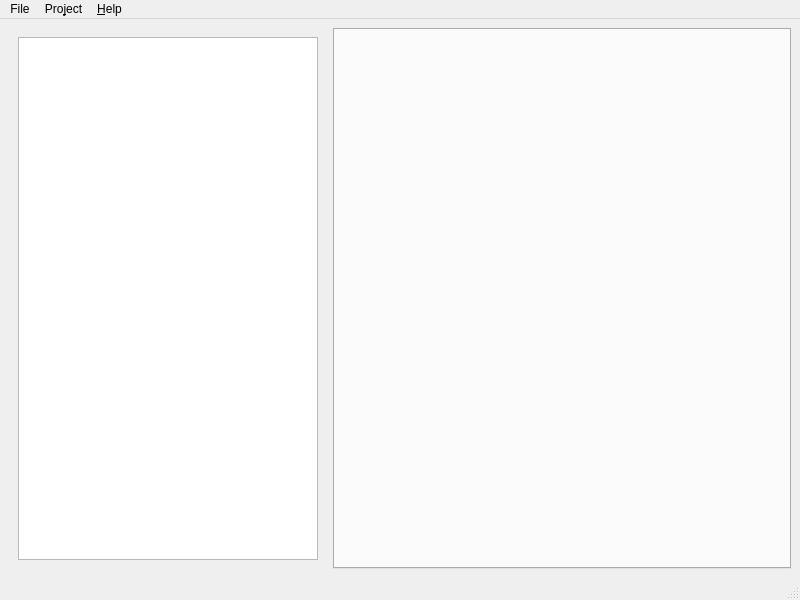
The window that mainwindow.ui (pamugk/soap-klient) describes before a commit, drawn with Qt 5.
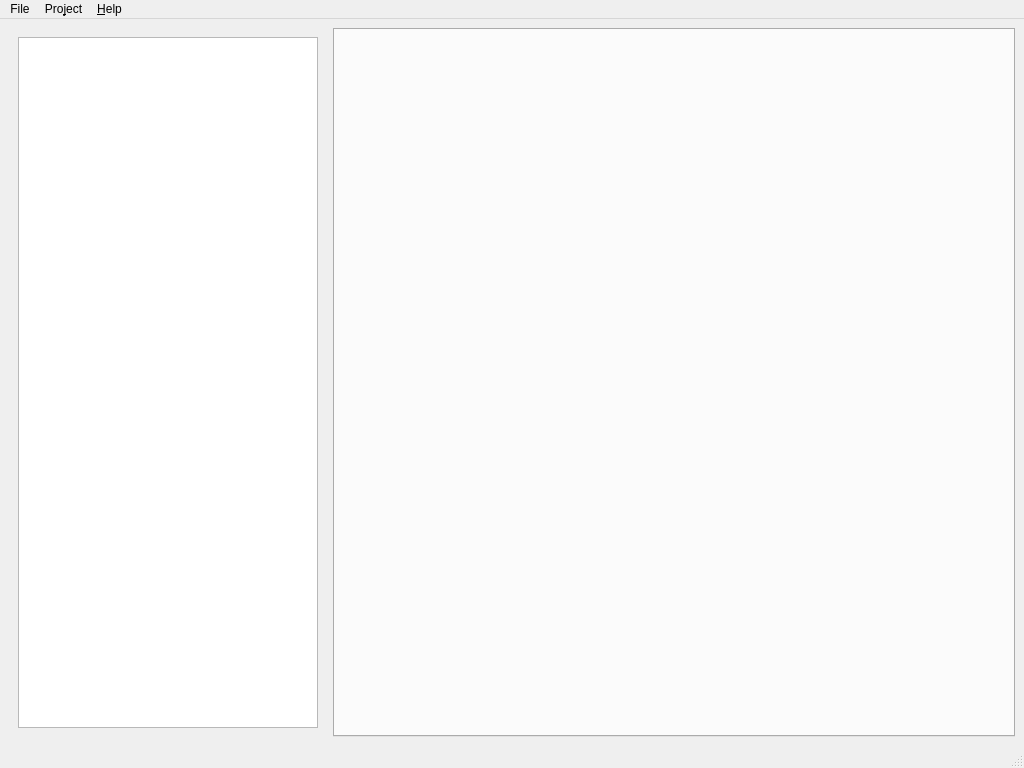
The same window after the commit.

What changed in the file:
```diff
--- a/mainwindow.ui
+++ b/mainwindow.ui
@@ -6,8 +6,8 @@
    <rect>
     <x>0</x>
     <y>0</y>
-    <width>800</width>
-    <height>600</height>
+    <width>1024</width>
+    <height>768</height>
    </rect>
   </property>
   <property name="windowTitle">
@@ -65,7 +65,7 @@
     <rect>
      <x>0</x>
      <y>0</y>
-     <width>800</width>
+     <width>1024</width>
      <height>30</height>
     </rect>
    </property>
```
